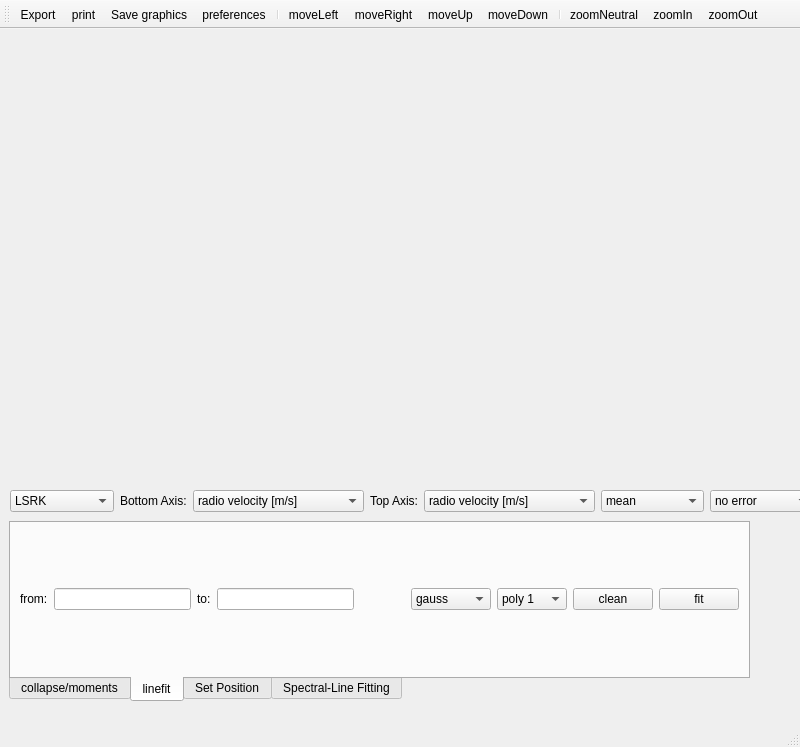
Qt form code/display/implement/QtPlotter/QtProfileGUI.ui (radio-astro/casa) before a commit.
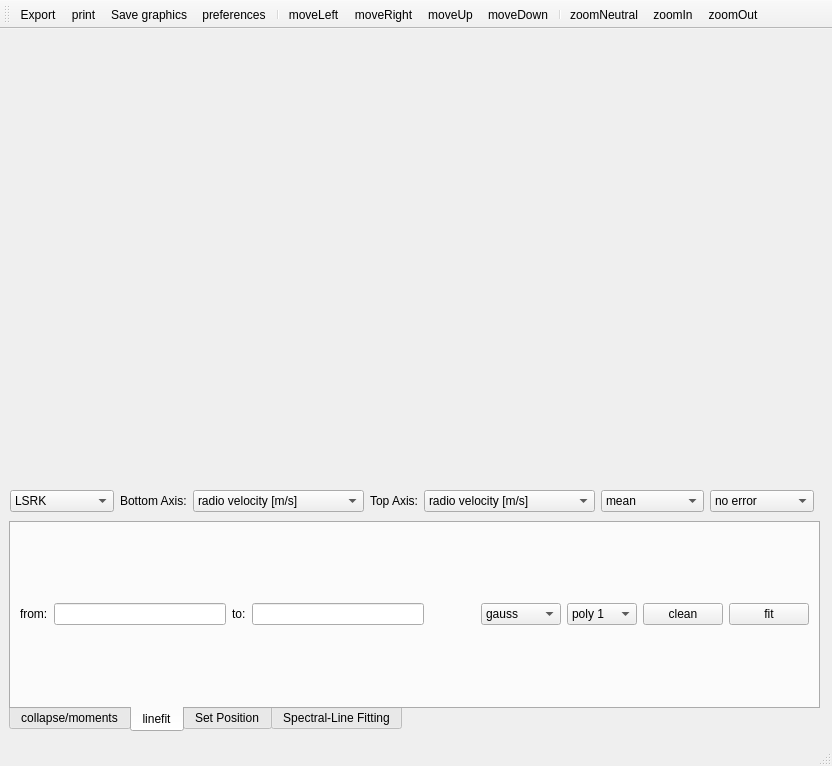
The same form after that commit. The open tabs and pages were chosen to show the change. Icons and pictures are not drawn. Custom widgets are drawn as their Qt base class.

Diff of the .ui file:
```diff
--- a/code/display/implement/QtPlotter/QtProfileGUI.ui
+++ b/code/display/implement/QtPlotter/QtProfileGUI.ui
@@ -6,8 +6,8 @@
    <rect>
     <x>0</x>
     <y>0</y>
-    <width>800</width>
-    <height>747</height>
+    <width>832</width>
+    <height>766</height>
    </rect>
   </property>
   <property name="windowTitle">
@@ -19,8 +19,8 @@
      <rect>
       <x>10</x>
       <y>10</y>
-      <width>738</width>
-      <height>440</height>
+      <width>801</width>
+      <height>441</height>
      </rect>
     </property>
     <property name="sizePolicy">
@@ -47,8 +47,8 @@
      <rect>
       <x>9</x>
       <y>492</y>
-      <width>741</width>
-      <height>181</height>
+      <width>811</width>
+      <height>211</height>
      </rect>
     </property>
     <property name="sizePolicy">
```
Left out of the diff: 24 changed lines with no effect on the pictures.
